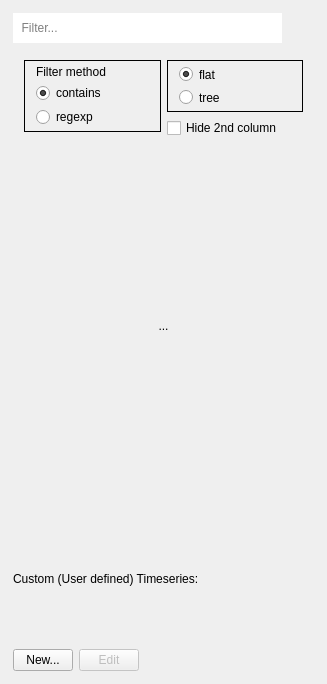
Before: the Qt Designer form plotter_gui/curvelist_panel.ui in ziparker/PlotJuggler, drawn with Qt 5.
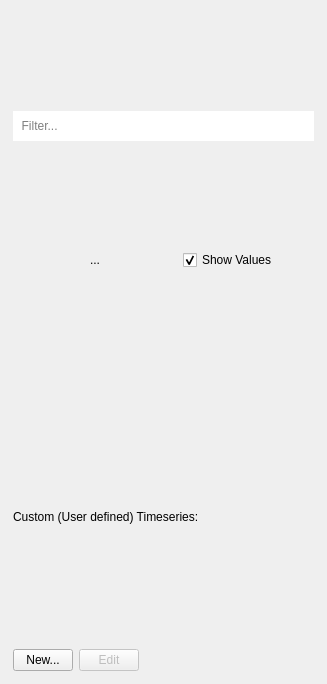
After: the same form once the commit is applied. Icons and pictures are not drawn.

Commit message: new icons in CurveList panel

```diff
--- a/plotter_gui/curvelist_panel.ui
+++ b/plotter_gui/curvelist_panel.ui
@@ -59,12 +59,12 @@
       <number>1</number>
      </property>
      <widget class="QWidget" name="layoutWidget">
-      <layout class="QVBoxLayout" name="verticalLayout" stretch="0,0,0">
+      <layout class="QVBoxLayout" name="verticalLayout" stretch="0,0">
        <property name="bottomMargin">
         <number>8</number>
        </property>
        <item>
-        <layout class="QHBoxLayout" name="horizontalLayout" stretch="1,0">
+        <layout class="QHBoxLayout" name="horizontalLayout" stretch="1">
          <property name="spacing">
           <number>4</number>
          </property>
@@ -105,45 +105,63 @@
            </property>
           </widget>
          </item>
+        </layout>
+       </item>
+       <item>
+        <layout class="QHBoxLayout" name="horizontalLayout_3" stretch="1,0,0">
          <item>
-          <widget class="QPushButton" name="pushButtonSettings">
-           <property name="minimumSize">
-            <size>
-             <width>28</width>
-             <height>28</height>
-            </size>
+          <widget class="QLabel" name="labelNumberDisplayed">
+           <property name="text">
+            <string>...</string>
            </property>
+           <property name="alignment">
+            <set>Qt::AlignCenter</set>
+           </property>
+          </widget>
+         </item>
+         <item>
+          <widget class="QCheckBox" name="checkBoxShowValues">
+           <property name="focusPolicy">
+            <enum>Qt::NoFocus</enum>
+           </property>
+           <property name="whatsThis">
+            <string>&lt;html&gt;&lt;head/&gt;&lt;body&gt;&lt;p&gt;Show/Hide the second column with the current value of the time series.&lt;/p&gt;&lt;/body&gt;&lt;/html&gt;</string>
+           </property>
+           <property name="text">
+            <string>Show Values</string>
+           </property>
+           <property name="checked">
+            <bool>true</bool>
+           </property>
+          </widget>
+         </item>
+         <item>
+          <widget class="QPushButton" name="pushButtonView">
            <property name="maximumSize">
             <size>
-             <width>28</width>
-             <height>28</height>
+             <width>30</width>
+             <height>30</height>
             </size>
            </property>
            <property name="focusPolicy">
             <enum>Qt::NoFocus</enum>
            </property>
-           <property name="autoFillBackground">
-            <bool>false</bool>
+           <property name="whatsThis">
+            <string>&lt;html&gt;&lt;head/&gt;&lt;body&gt;&lt;p&gt;Sitch between Tree and Table view&lt;/p&gt;&lt;/body&gt;&lt;/html&gt;</string>
            </property>
            <property name="text">
             <string/>
            </property>
            <property name="icon">
             <iconset>
-             <normaloff>:/style_light/settings_cog.png</normaloff>:/style_light/settings_cog.png</iconset>
+             <normaloff>style_light/list_view.png</normaloff>style_light/list_view.png</iconset>
            </property>
            <property name="iconSize">
             <size>
-             <width>24</width>
-             <height>24</height>
+             <width>26</width>
+             <height>26</height>
             </size>
            </property>
-           <property name="checkable">
-            <bool>true</bool>
-           </property>
-           <property name="checked">
-            <bool>false</bool>
-           </property>
            <property name="flat">
             <bool>true</bool>
            </property>
@@ -151,229 +169,6 @@
          </item>
         </layout>
        </item>
-       <item>
-        <widget class="QWidget" name="widgetOptions" native="true">
-         <property name="sizePolicy">
-          <sizepolicy hsizetype="Preferred" vsizetype="Minimum">
-           <horstretch>0</horstretch>
-           <verstretch>0</verstretch>
-          </sizepolicy>
-         </property>
-         <property name="minimumSize">
-          <size>
-           <width>0</width>
-           <height>0</height>
-          </size>
-         </property>
-         <property name="maximumSize">
-          <size>
-           <width>16777215</width>
-           <height>100</height>
-          </size>
-         </property>
-         <layout class="QHBoxLayout" name="horizontalLayout_3">
-          <item>
-           <layout class="QVBoxLayout" name="verticalLayout_3">
-            <item>
-             <widget class="QFrame" name="frame_2">
-              <property name="frameShape">
-               <enum>QFrame::Box</enum>
-              </property>
-              <property name="frameShadow">
-               <enum>QFrame::Plain</enum>
-              </property>
-              <layout class="QVBoxLayout" name="verticalLayout_6">
-               <property name="spacing">
-                <number>4</number>
-               </property>
-               <property name="topMargin">
-                <number>4</number>
-               </property>
-               <property name="bottomMargin">
-                <number>4</number>
-               </property>
-               <item>
-                <widget class="QLabel" name="label_2">
-                 <property name="text">
-                  <string>Filter method</string>
-                 </property>
-                </widget>
-               </item>
-               <item>
-                <widget class="QRadioButton" name="radioContains">
-                 <property name="sizePolicy">
-                  <sizepolicy hsizetype="Minimum" vsizetype="Minimum">
-                   <horstretch>0</horstretch>
-                   <verstretch>0</verstretch>
-                  </sizepolicy>
-                 </property>
-                 <property name="minimumSize">
-                  <size>
-                   <width>0</width>
-                   <height>0</height>
-                  </size>
-                 </property>
-                 <property name="maximumSize">
-                  <size>
-                   <width>16777215</width>
-                   <height>20</height>
-                  </size>
-                 </property>
-                 <property name="focusPolicy">
-                  <enum>Qt::NoFocus</enum>
-                 </property>
-                 <property name="toolTip">
-                  <string>&lt;html&gt;&lt;head/&gt;&lt;body&gt;&lt;p&gt;Show only names which contains the &lt;/p&gt;&lt;p&gt;following &lt;span style=&quot; font-weight:600;&quot;&gt;space separated&lt;/span&gt; sub-strings.&lt;/p&gt;&lt;/body&gt;&lt;/html&gt;</string>
-                 </property>
-                 <property name="text">
-                  <string>contains</string>
-                 </property>
-                 <property name="checked">
-                  <bool>true</bool>
-                 </property>
-                 <property name="autoExclusive">
-                  <bool>false</bool>
-                 </property>
-                </widget>
-               </item>
-               <item>
-                <widget class="QRadioButton" name="radioRegExp">
-                 <property name="sizePolicy">
-                  <sizepolicy hsizetype="Minimum" vsizetype="Minimum">
-                   <horstretch>0</horstretch>
-                   <verstretch>0</verstretch>
-                  </sizepolicy>
-                 </property>
-                 <property name="minimumSize">
-                  <size>
-                   <width>0</width>
-                   <height>0</height>
-                  </size>
-                 </property>
-                 <property name="maximumSize">
-                  <size>
-                   <width>16777215</width>
-                   <height>20</height>
-                  </size>
-                 </property>
-                 <property name="focusPolicy">
-                  <enum>Qt::NoFocus</enum>
-                 </property>
-                 <property name="toolTip">
-                  <string>&lt;html&gt;&lt;head/&gt;&lt;body&gt;&lt;p&gt;Filter using regular expressions...&lt;/p&gt;&lt;p&gt;for those of you that know how&lt;/p&gt;&lt;p&gt; they work.&lt;/p&gt;&lt;/body&gt;&lt;/html&gt;</string>
-                 </property>
-                 <property name="text">
-                  <string>regexp</string>
-                 </property>
-                 <property name="checked">
-                  <bool>false</bool>
-                 </property>
-                 <property name="autoExclusive">
-                  <bool>false</bool>
-                 </property>
-                </widget>
-               </item>
-              </layout>
-             </widget>
-            </item>
-            <item>
-             <spacer name="verticalSpacer">
-              <property name="orientation">
-               <enum>Qt::Vertical</enum>
-              </property>
-              <property name="sizeHint" stdset="0">
-               <size>
-                <width>20</width>
-                <height>40</height>
-               </size>
-              </property>
-             </spacer>
-            </item>
-           </layout>
-          </item>
-          <item>
-           <layout class="QVBoxLayout" name="verticalLayout_4" stretch="0,1">
-            <property name="sizeConstraint">
-             <enum>QLayout::SetMinimumSize</enum>
-            </property>
-            <item>
-             <widget class="QFrame" name="frame">
-              <property name="frameShape">
-               <enum>QFrame::Box</enum>
-              </property>
-              <property name="frameShadow">
-               <enum>QFrame::Plain</enum>
-              </property>
-              <layout class="QVBoxLayout" name="verticalLayout_2">
-               <property name="spacing">
-                <number>4</number>
-               </property>
-               <property name="topMargin">
-                <number>4</number>
-               </property>
-               <property name="bottomMargin">
-                <number>4</number>
-               </property>
-               <item>
-                <widget class="QRadioButton" name="radioFlat">
-                 <property name="maximumSize">
-                  <size>
-                   <width>16777215</width>
-                   <height>20</height>
-                  </size>
-                 </property>
-                 <property name="text">
-                  <string>flat</string>
-                 </property>
-                 <property name="checked">
-                  <bool>true</bool>
-                 </property>
-                </widget>
-               </item>
-               <item>
-                <widget class="QRadioButton" name="radioTree">
-                 <property name="maximumSize">
-                  <size>
-                   <width>16777215</width>
-                   <height>20</height>
-                  </size>
-                 </property>
-                 <property name="text">
-                  <string>tree </string>
-                 </property>
-                 <property name="checked">
-                  <bool>false</bool>
-                 </property>
-                </widget>
-               </item>
-              </layout>
-             </widget>
-            </item>
-            <item>
-             <widget class="QCheckBox" name="checkBoxHideSecondColumn">
-              <property name="focusPolicy">
-               <enum>Qt::NoFocus</enum>
-              </property>
-              <property name="text">
-               <string>Hide 2nd column</string>
-              </property>
-             </widget>
-            </item>
-           </layout>
-          </item>
-         </layout>
-        </widget>
-       </item>
-       <item>
-        <widget class="QLabel" name="labelNumberDisplayed">
-         <property name="text">
-          <string>...</string>
-         </property>
-         <property name="alignment">
-          <set>Qt::AlignCenter</set>
-         </property>
-        </widget>
-       </item>
       </layout>
      </widget>
      <widget class="QWidget" name="layoutWidget1">
```
The commit also changes 8 other files.
